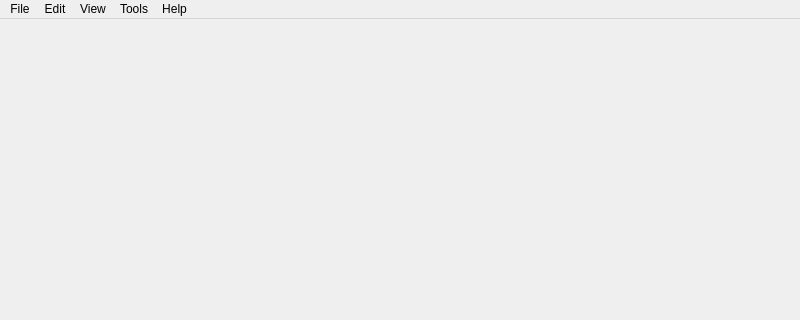
Before: the Qt Designer form src/tools/hlmv/ui/HLMVMainWindow.ui in SamVanheer/HalfLifeAssetManager, drawn with Qt 5; both pictures show x 0 to 800 and y 0 to 320 of the 800 by 600 pixel window.
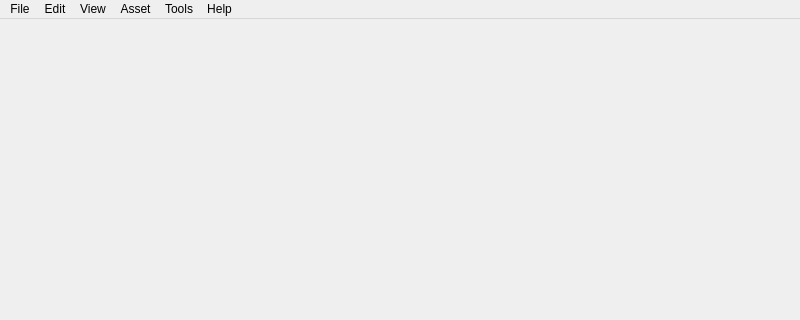
After: the same form once the commit is applied.

Commit message: Add Asset menu Implement Edit QC File action

Patch:
```diff
--- a/src/tools/hlmv/ui/HLMVMainWindow.ui
+++ b/src/tools/hlmv/ui/HLMVMainWindow.ui
@@ -62,9 +62,15 @@
      <string>Edit</string>
     </property>
    </widget>
+   <widget class="QMenu" name="MenuAsset">
+    <property name="title">
+     <string>Asset</string>
+    </property>
+   </widget>
    <addaction name="MenuFile"/>
    <addaction name="MenuEdit"/>
    <addaction name="MenuView"/>
+   <addaction name="MenuAsset"/>
    <addaction name="MenuTools"/>
    <addaction name="MenuHelp"/>
   </widget>
```
The commit also changes 4 other files.
